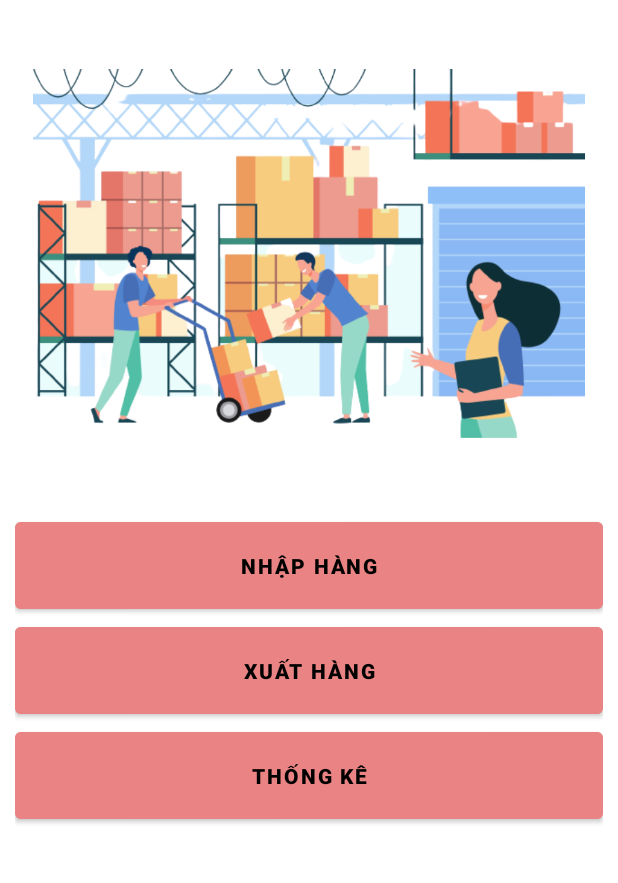
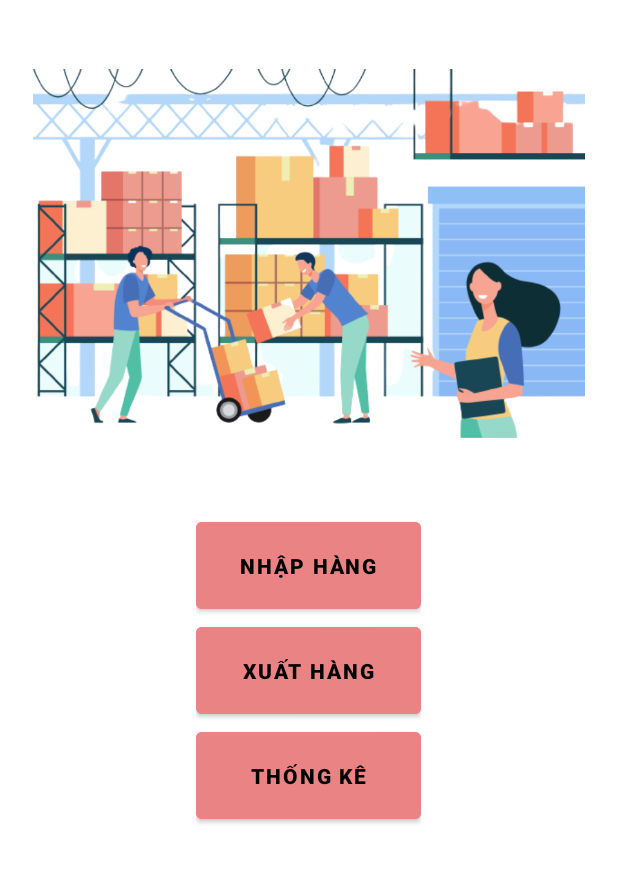
Before and after one commit to thanhan671/ePos, an Android app: the Staff_MainActivity screen opened directly, with no data from a screen before it, on a phone screen of 412 x 824 dp, the part 185-1068 px from its top. Run offline under Robolectric (Android 15) with nearby library versions, the phone set to English and light mode, and no system bars.

Commit message:
update 7/12

```diff
--- a/app/src/main/java/com/thanhan/epos/Staff_MainActivity.java
+++ b/app/src/main/java/com/thanhan/epos/Staff_MainActivity.java
@@ -5,18 +5,17 @@ import androidx.appcompat.app.AppCompatActivity;
 import android.content.Intent;
 import android.os.Bundle;
 import android.view.View;
-import android.widget.EditText;
-import android.widget.TextView;
 import android.widget.Toast;
 
+import com.thanhan.epos.ExportData.ExportBill_MainActivity;
+
 public class Staff_MainActivity extends AppCompatActivity {
-    TextView logout;
     @Override
     protected void onCreate(Bundle savedInstanceState) {
         super.onCreate(savedInstanceState);
         setContentView(R.layout.activity_staff_main);
-        logout = findViewById(R.id.textView2);
-        logout.setOnClickListener(new View.OnClickListener(){
+
+        findViewById(R.id.tv_nv_dangxuat).setOnClickListener(new View.OnClickListener(){
             @Override
             public void onClick(View v){
                 Intent intent = new Intent(Staff_MainActivity.this, LoginActivity.class);
@@ -25,5 +24,28 @@ public class Staff_MainActivity extends AppCompatActivity {
                 Toast.makeText(Staff_MainActivity.this, "ĐĂNG XUẤT THÀNH CÔNG", Toast.LENGTH_SHORT).show();
             }
         });
+
+        findViewById(R.id.btn_nv_nhaphang).setOnClickListener(new View.OnClickListener() {
+            @Override
+            public void onClick(View v) {
+                Intent intent = new Intent(getApplicationContext(),ImportBill_MainActivity.class);
+                startActivity(intent);
+            }
+        });
+
+        findViewById(R.id.btn_nv_xuathang).setOnClickListener(new View.OnClickListener() {
+            @Override
+            public void onClick(View v) {
+                Intent intent = new Intent(getApplicationContext(), ExportBill_MainActivity.class);
+                startActivity(intent);
+            }
+        });
+
+        findViewById(R.id.btn_nv_thongke).setOnClickListener(new View.OnClickListener() {
+            @Override
+            public void onClick(View v) {
+
+            }
+        });
     }
 }
--- a/app/src/main/res/layout/activity_staff_main.xml
+++ b/app/src/main/res/layout/activity_staff_main.xml
@@ -29,7 +29,7 @@
                 android:text="ePos" />
 
             <TextView
-                android:id="@+id/textView2"
+                android:id="@+id/tv_nv_dangxuat"
                 android:layout_width="wrap_content"
                 android:layout_height="wrap_content"
                 android:layout_weight="3"
@@ -44,45 +44,46 @@
             android:src="@drawable/background" />
 
         <LinearLayout
-            android:layout_width="match_parent"
+            android:layout_width="wrap_content"
             android:layout_height="wrap_content"
-            android:layout_gravity="center_vertical"
+            android:layout_marginTop="40dp"
             android:layout_weight="3"
-            android:layout_marginTop="40dp"
+            android:layout_gravity="center_horizontal"
             android:orientation="horizontal">
 
             <LinearLayout
                 android:layout_width="wrap_content"
-                android:layout_height="match_parent"
-                android:padding="10dp"
+                android:layout_height="wrap_content"
                 android:layout_weight="1"
-                android:layout_gravity="center_horizontal"
-                android:orientation="vertical">
+                android:orientation="vertical"
+                android:padding="10dp">
 
                 <Button
-                    android:id="@+id/btn_admin_nhaphang"
-                    android:layout_width="match_parent"
+                    android:id="@+id/btn_nv_nhaphang"
+                    android:layout_width="150dp"
                     android:layout_height="70dp"
+                    android:backgroundTint="#EA8484"
                     android:text="NHẬP HÀNG"
+                    android:textColor="@color/black"
+                    android:textStyle="bold" />
+
+                <Button
+                    android:id="@+id/btn_nv_xuathang"
+                    android:layout_width="150dp"
+                    android:layout_height="70dp"
                     android:backgroundTint="#EA8484"
+                    android:text="XUẤT HÀNG"
                     android:textColor="@color/black"
-                    android:textStyle="bold"/>
+                    android:textStyle="bold" />
+
                 <Button
-                    android:id="@+id/btn_admin_xuathang"
-                    android:layout_width="match_parent"
+                    android:id="@+id/btn_nv_thongke"
+                    android:layout_width="150dp"
                     android:layout_height="70dp"
-                    android:text="XUẤT HÀNG"
                     android:backgroundTint="#EA8484"
+                    android:text="THỐNG KÊ"
                     android:textColor="@color/black"
-                    android:textStyle="bold"/>
-                <Button
-                    android:id="@+id/btn_admin_thongke"
-                    android:layout_width="match_parent"
-                    android:layout_height="70dp"
-                    android:text="THỐNG KÊ"
-                    android:backgroundTint="#EA8484"
-                    android:textColor="@color/black"
-                    android:textStyle="bold"/>
+                    android:textStyle="bold" />
             </LinearLayout>
         </LinearLayout>
     </LinearLayout>
```
Also changed, not shown: app/src/main/java/com/thanhan/epos/Admin_MainActivity.java (+7 -7 lines), app/src/main/res/layout/activity_admin_main.xml (+7 -7 lines).
